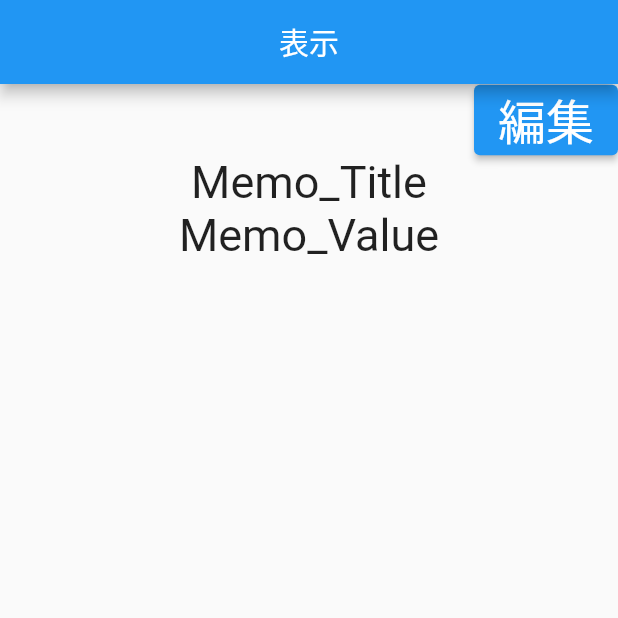
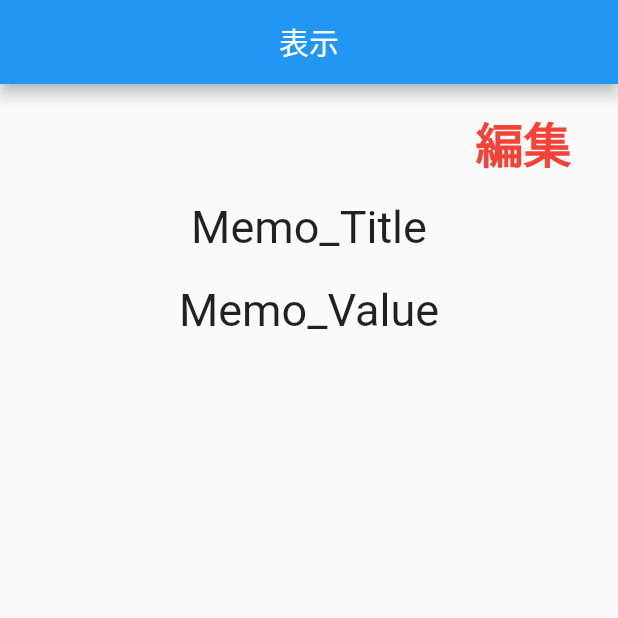
Before and after one commit to Flutter-student/MemoApp_0603, a Flutter app: the screen it shows after launch, after a tap on "This is Test", on a phone screen of 412 x 824 dp, the top half of it. Run offline on Flutter 3.47's test engine with Material 2 defaults, Android fonts, the phone set to English and light mode, and no system bars; our stand-ins replace flutter_riverpod, freezed_annotation, sqflite; accounts and stored records are empty.

Commit message:
add,editにアラート表示を追加 top,disp,add,editのレイアウトを調整

```diff
--- a/lib/view/disp.dart
+++ b/lib/view/disp.dart
@@ -15,21 +15,35 @@ class Disp_Screen extends ConsumerWidget {
         ),
         body: Column(
           children: [
-            Align(
+            Padding(
+                padding: EdgeInsets.all(15.0),
+                child: Align(
                   child: ElevatedButton(
                     onPressed: () {
                       Navigator.pushNamed(context, '/edit');
                     },
                     child: Text(
                       '編集',
-                  style: TextStyle(fontSize: 32.0, color: Colors.white),
+                      style: TextStyle(
+                          fontSize: 32.0,
+                          color: Colors.red,
+                          fontWeight: FontWeight.bold
+                      ),
+                    ),
+                    style: ElevatedButton.styleFrom(
+                      primary: Colors.transparent,
+                      elevation: 0,
                     ),
                   ),
                   alignment: Alignment.centerRight,
                 ),
-            Text(
+            ),
+            Padding(
+              padding: EdgeInsets.only(bottom: 20.0),
+              child: Text(
                 'Memo_Title',
                 style: TextStyle(fontSize: 30.0),
+              ),
             ),
             Text(
               'Memo_Value',
--- a/lib/view/top.dart
+++ b/lib/view/top.dart
@@ -17,13 +17,16 @@ class Top_Screen extends ConsumerWidget {
           child: Column(
             children: [
               for (var i = 0; i < 3; i++) ...{
-                ElevatedButton(
+                Padding(
+                  padding: EdgeInsets.only(top: 20.0),
+                  child: ElevatedButton(
                     onPressed: () {
                       Navigator.pushNamed(context, '/disp');
                     },
                     child: Text(
                       'This is Test',
                       style: TextStyle(fontSize: 32.0, color: Colors.white),
+                    ),
                   ),
                 ),
               },
```
Also changed, not shown: lib/view/add.dart (+30 -3 lines), lib/view/edit.dart (+32 -2 lines). Lines whose indentation alone changed are shown as unchanged.
